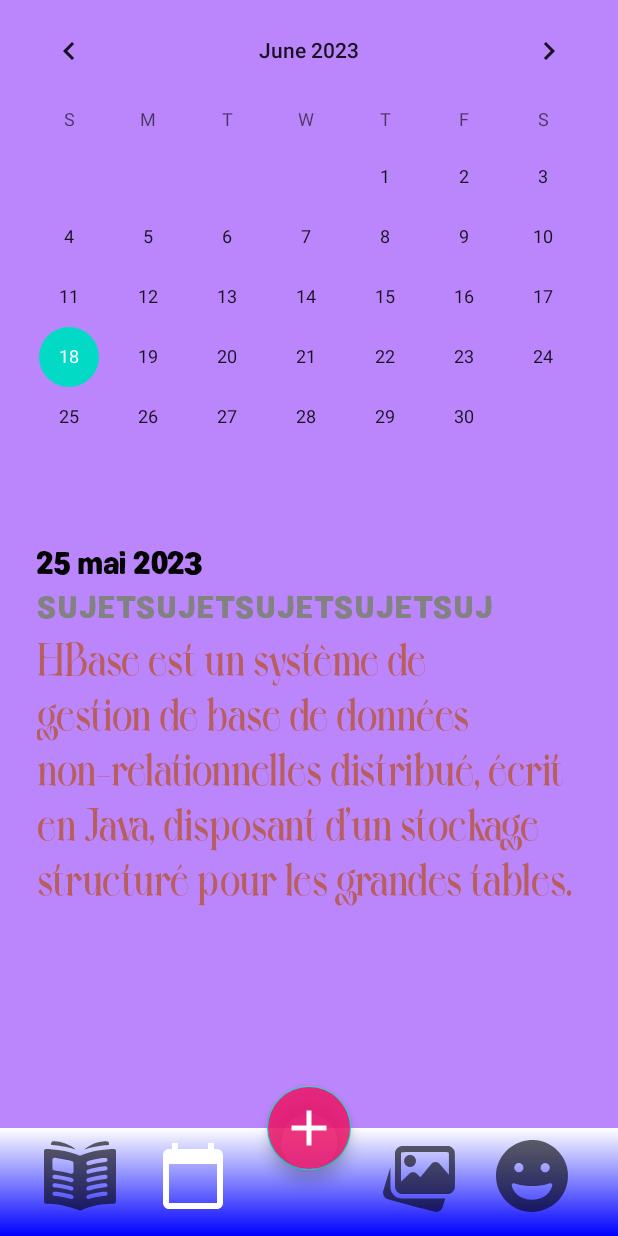
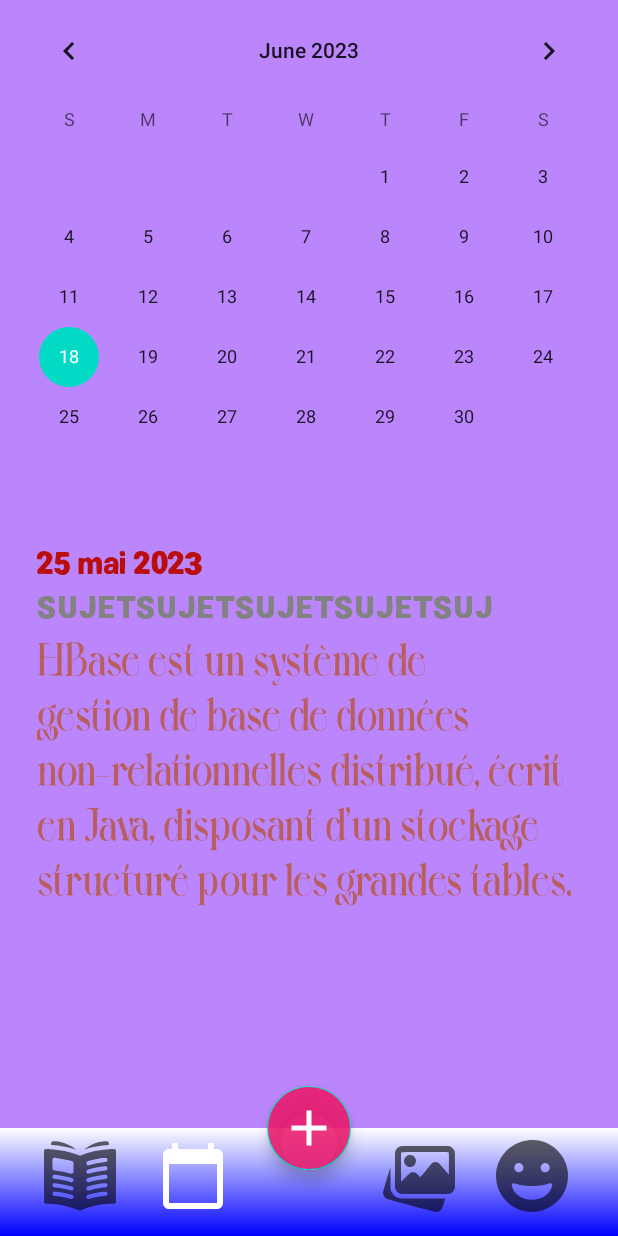
Before and after one commit to ayoubouk/PROJECT_DIARY, an Android app: the screen it shows after launch (MainActivity), item 2 of the bottom bar chosen, on a phone screen of 412 x 824 dp. Run offline under Robolectric (Android 15) with nearby library versions, the phone set to English and light mode, and no system bars; our stand-ins replace Firebase (no records; nobody signed in at launch, a user with empty details on screens opened directly).

Commit message:
CHANGEMENT DE COLEUR

```diff
--- a/app/src/main/res/layout/fragment_shorts.xml
+++ b/app/src/main/res/layout/fragment_shorts.xml
@@ -49,7 +49,7 @@
                         android:text="25 mai 2023"
                         android:typeface="serif"
                         android:textSize="20sp"
-                        android:textColor="#040404"
+                        android:textColor="#BA0E0E"
                         android:fontFamily="@font/ramonabold"/>
 
                     <TextView
```
